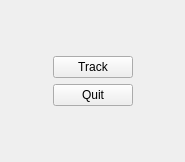
Before: the Qt Designer form branches/main/examples/devicesTutorial/example7/devMicronTrackerControllerQWidget.ui in eetuna/cisst, drawn with Qt 5.
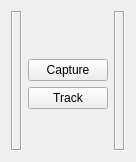
After: the same form once the commit is applied.

Commit message: branches/main: cisstDevices/devMicronTracker: Functional example, can now grab frames, track position and display the tool position on the frame; added a placeholder for a tool widget.

```diff
--- a/branches/main/examples/devicesTutorial/example7/devMicronTrackerControllerQWidget.ui
+++ b/branches/main/examples/devicesTutorial/example7/devMicronTrackerControllerQWidget.ui
@@ -6,7 +6,7 @@
    <rect>
     <x>0</x>
     <y>0</y>
-    <width>185</width>
+    <width>119</width>
     <height>162</height>
    </rect>
   </property>
@@ -14,6 +14,16 @@
    <string>Form</string>
   </property>
   <layout class="QGridLayout" name="gridLayout">
+   <item row="0" column="0" rowspan="4">
+    <widget class="QLabel" name="FrameLeft">
+     <property name="frameShape">
+      <enum>QFrame::Box</enum>
+     </property>
+     <property name="frameShadow">
+      <enum>QFrame::Sunken</enum>
+     </property>
+    </widget>
+   </item>
    <item row="0" column="1">
     <spacer name="SpacerTop">
      <property name="orientation">
@@ -27,20 +37,27 @@
      </property>
     </spacer>
    </item>
-   <item row="1" column="0" rowspan="2">
-    <spacer name="SpacerLeft">
-     <property name="orientation">
-      <enum>Qt::Horizontal</enum>
+   <item row="0" column="2" rowspan="4">
+    <widget class="QLabel" name="FrameRight">
+     <property name="frameShape">
+      <enum>QFrame::Box</enum>
      </property>
-     <property name="sizeHint" stdset="0">
-      <size>
-       <width>40</width>
-       <height>20</height>
-      </size>
+     <property name="frameShadow">
+      <enum>QFrame::Sunken</enum>
      </property>
-    </spacer>
+    </widget>
    </item>
    <item row="1" column="1">
+    <widget class="QPushButton" name="ButtonCapture">
+     <property name="text">
+      <string>Capture</string>
+     </property>
+     <property name="checkable">
+      <bool>true</bool>
+     </property>
+    </widget>
+   </item>
+   <item row="2" column="1">
     <widget class="QPushButton" name="ButtonTrack">
      <property name="text">
       <string>Track</string>
@@ -50,26 +67,6 @@
      </property>
     </widget>
    </item>
-   <item row="1" column="2" rowspan="2">
-    <spacer name="SpacerRight">
-     <property name="orientation">
-      <enum>Qt::Horizontal</enum>
-     </property>
-     <property name="sizeHint" stdset="0">
-      <size>
-       <width>40</width>
-       <height>20</height>
-      </size>
-     </property>
-    </spacer>
-   </item>
-   <item row="2" column="1">
-    <widget class="QPushButton" name="ButtonQuit">
-     <property name="text">
-      <string>Quit</string>
-     </property>
-    </widget>
-   </item>
    <item row="3" column="1">
     <spacer name="SpacerBottom">
      <property name="orientation">
```
The commit also changes 11 other files.
